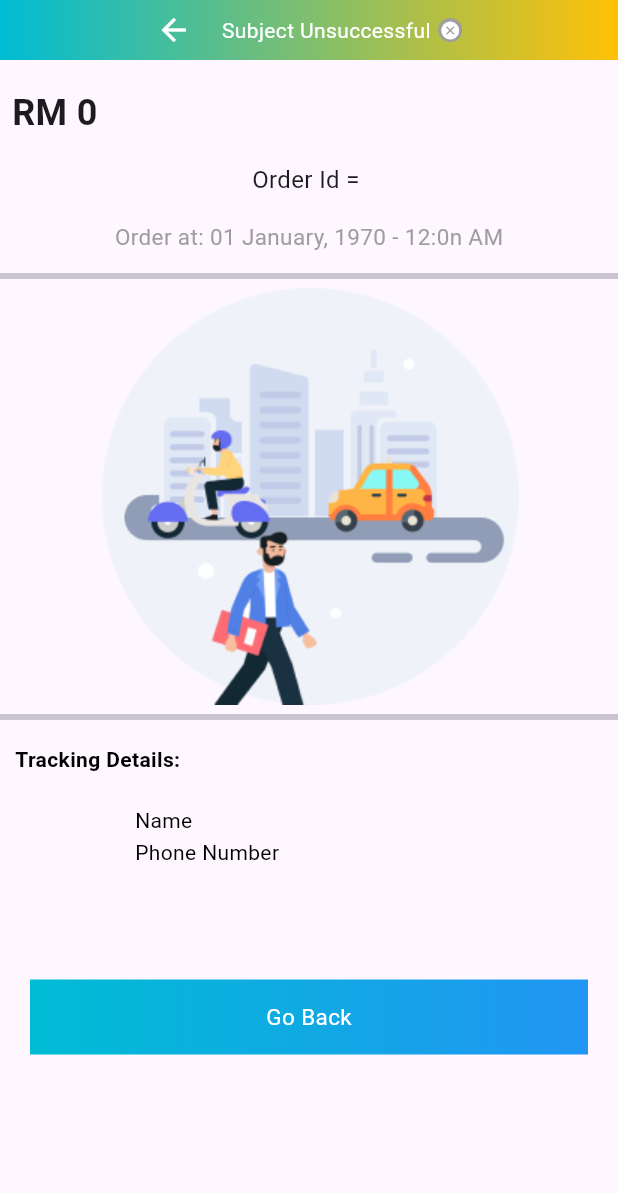
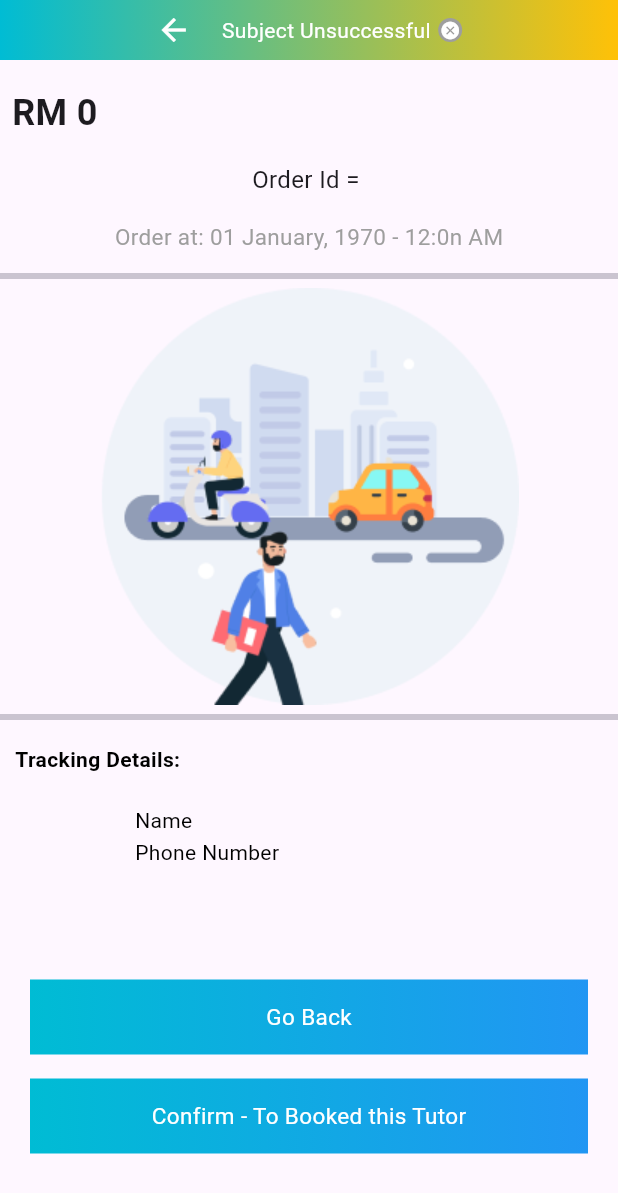
Before and after one commit to name-iffat/tuition_app, a Flutter app: the OrderDetailsScreen screen opened directly with empty values, on a phone screen of 412 x 824 dp. Shown: the top 1193 px of the screen. Run offline on Flutter 3.47's test engine with Material 3 defaults, Android fonts, the light colour scheme and no system bars; our stand-ins replace carousel_slider, cloud_firestore, firebase_auth, firebase_core, firebase_storage, fluttertoast and 4 more; missing offline and left inert: number_inc_dec; accounts and stored records are empty.

Commit message:
confirm to get the book

```diff
--- a/lib/global/global.dart
+++ b/lib/global/global.dart
@@ -1,5 +1,11 @@
 import 'package:firebase_auth/firebase_auth.dart';
+import 'package:geocoding/geocoding.dart';
+import 'package:geolocator/geolocator.dart';
 import 'package:shared_preferences/shared_preferences.dart';
 
 SharedPreferences? sharedPreferences;
 FirebaseAuth firebaseAuth = FirebaseAuth.instance;
+
+Position? position;
+List<Placemark>? placeMark;
+String completeAddress="";
--- a/lib/widgets/order_card.dart
+++ b/lib/widgets/order_card.dart
@@ -1,6 +1,8 @@
 import 'package:cloud_firestore/cloud_firestore.dart';
 import 'package:flutter/material.dart';
 import 'package:tuition_app/mainScreeen/order_details_screen.dart';
+import '../global/global.dart';
+import '../mainScreeen/tutor_order_details_screen.dart';
 import '../models/items.dart';
 
 class OrderCard extends StatelessWidget
@@ -21,10 +23,12 @@ class OrderCard extends StatelessWidget
 
   @override
   Widget build(BuildContext context) {
+    String userType = sharedPreferences!.getString("usertype")! ;
+
     return InkWell(
       onTap: ()
       {
-        Navigator.push(context, MaterialPageRoute(builder: (c)=> OrderDetailsScreen(orderID: orderID)));
+        Navigator.push(context, MaterialPageRoute(builder: (c)=> userType == "Parent" ? OrderDetailsScreen(orderID: orderID) : TutorOrderDetailsScreen(orderID: orderID)));
       },
       child: Container(
         decoration: const BoxDecoration(
--- a/lib/widgets/tracking_address_design.dart
+++ b/lib/widgets/tracking_address_design.dart
@@ -1,12 +1,33 @@
+import 'package:cloud_firestore/cloud_firestore.dart';
 import 'package:flutter/material.dart';
+import 'package:tuition_app/assistantMethods/get_current_location.dart';
+import 'package:tuition_app/global/global.dart';
 import 'package:tuition_app/mainScreeen/home_screen.dart';
 
 import '../models/address.dart';
 
 class TrackingAddressDesign extends StatelessWidget {
   final Address? model;
+  final String? orderStatus;
 
-  TrackingAddressDesign({this.model});
+  TrackingAddressDesign({this.model, this.orderStatus});
+
+  confirmedBookTutor(BuildContext context, String getOrderID, getTutorID, String purchaserId)
+  {
+    FirebaseFirestore.instance.collection("orders")
+        .doc(getOrderID)
+        .update({
+      "tutorName": sharedPreferences!.get("name"),
+      "status": "booking",
+      "lat":position!.latitude,
+      "lng":position!.longitude,
+      "address":completeAddress,
+    });
+
+    //send tutor to tracking screen
+    Navigator.push(context, MaterialPageRoute(builder: (context) => const HomeScreen()));
+
+  }
 
   @override
   Widget build(BuildContext context) {
@@ -56,6 +77,7 @@ class TrackingAddressDesign extends StatelessWidget {
             textAlign: TextAlign.justify,
           ),
         ),
+        //GO back btn
         Padding(
           padding: const EdgeInsets.all(8.0),
           child: Center(
@@ -89,6 +111,45 @@ class TrackingAddressDesign extends StatelessWidget {
             ),
           ),
         ),
+
+        orderStatus == "ended"
+            ? Container()
+            : Padding(
+          padding: const EdgeInsets.all(8.0),
+          child: Center(
+            child: InkWell(
+              onTap: ()
+              {
+                UserLocation? uLocation;
+                uLocation!.getCurrentLocation();
+
+              },
+              child: Container(
+                decoration: const BoxDecoration(
+                    gradient: LinearGradient(
+                      colors: [
+                        Colors.cyan,
+                        Colors.blue,
+                      ],
+                      begin: FractionalOffset(0.0, 0.0),
+                      end: FractionalOffset(1.0, 0.0),
+                      stops: [0.0,1.0],
+                      tileMode: TileMode.clamp,
+                    )
+                ),
+                width: MediaQuery.of(context).size.width - 40,
+                height: 50,
+                child: const Center(
+                  child: Text(
+                    "Confirm - To Booked this Tutor",
+                    style: TextStyle(color: Colors.white, fontSize: 15.0,),
+                  ),
+                ),
+              ),
+            ),
+          ),
+        ),
+        const SizedBox(height: 20,),
       ],
     );
   }
```
Also changed, not shown: lib/assistantMethods/get_current_location.dart (added, +23 -0 lines), lib/mainScreeen/tutor_order_details_screen.dart (added, +133 -0 lines), lib/mainScreeen/tutor_orders.dart (added, +63 -0 lines), lib/widgets/my_drawer_tutor.dart (+11 -0 lines).
